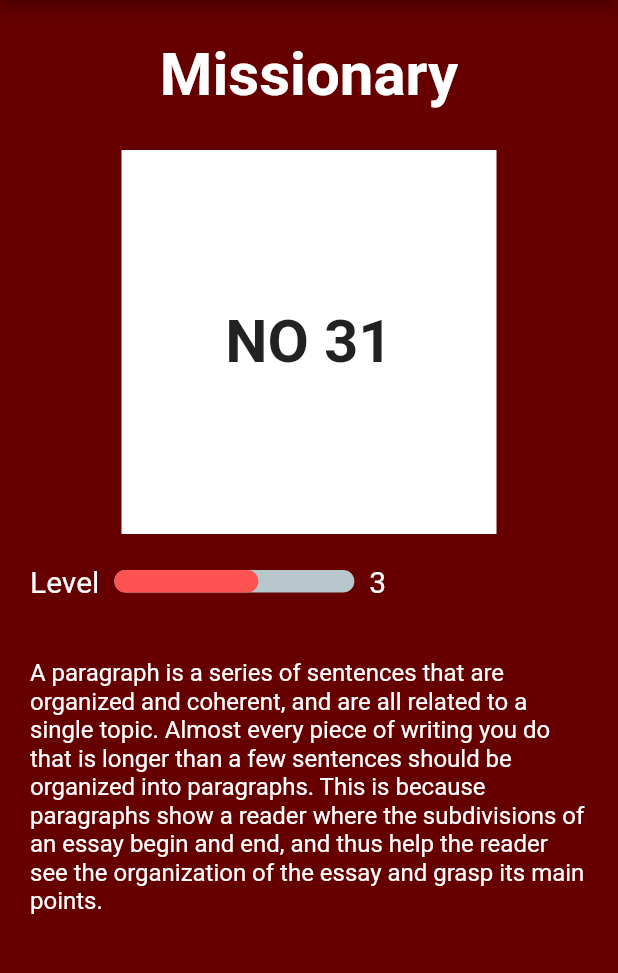
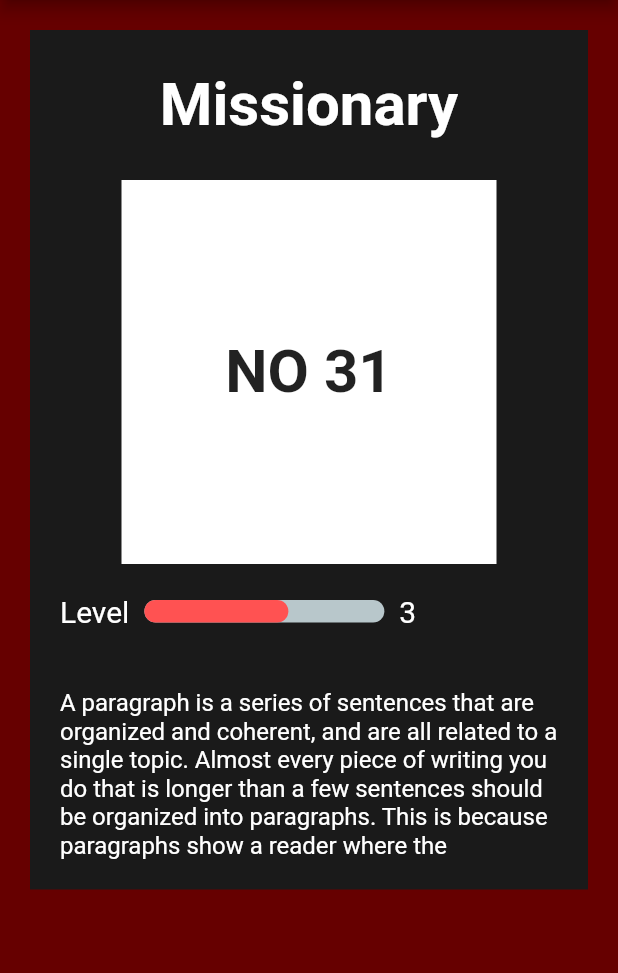
Before and after one commit to sitthatot/Sex_Position, a Flutter app: the screen it shows after launch, on a phone screen of 412 x 824 dp, the part 84-1057 px from its top. Run offline on Flutter 3.47's test engine with Material 2 defaults, Android fonts, the phone set to English and light mode, and no system bars; drawn by our look-alikes of percent_indicator.

Commit message:
nest container for background

```diff
--- a/lib/main.dart
+++ b/lib/main.dart
@@ -18,9 +18,16 @@ class MyApp extends StatelessWidget {
             children: [
               Container(
 
-              ),
-              //Sex Position Name
-              Center(
+
+                margin: EdgeInsets.only(
+                  top: 20,
+                  right: 20,
+                  left: 20,
+                  bottom: 20),
+
+                color: Color(0xFF1A1A1A),
+                child: Column(children: [
+                    Center(
                 child: Container(
                   height: 100,
                   width: 200,
@@ -84,7 +91,7 @@ class MyApp extends StatelessWidget {
                   padding: EdgeInsets.all(20),
                   alignment: Alignment.center,
                   child: const Text(
-                    'A paragraph is a series of sentences that are organized and coherent, and are all related to a single topic. Almost every piece of writing you do that is longer than a few sentences should be organized into paragraphs. This is because paragraphs show a reader where the subdivisions of an essay begin and end, and thus help the reader see the organization of the essay and grasp its main points.',
+                    'A paragraph is a series of sentences that are organized and coherent, and are all related to a single topic. Almost every piece of writing you do that is longer than a few sentences should be organized into paragraphs. This is because paragraphs show a reader where the',
                     style: TextStyle(
                       fontSize: 16,
                       color: Colors.white
@@ -92,6 +99,10 @@ class MyApp extends StatelessWidget {
                   ),
                 ),
               ),
+                ]),
+              ),
+              //Sex Position Name
+
             ],
           )),
       theme: ThemeData(scaffoldBackgroundColor: Color(0xFF660000)),
```
